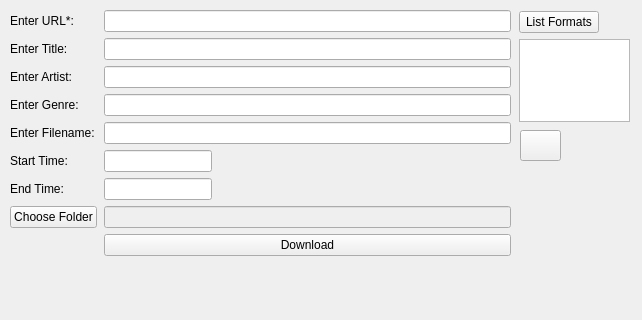
Old version of the form ui/converter_main.ui in the repository mmorykan/YoutubeDownloader.
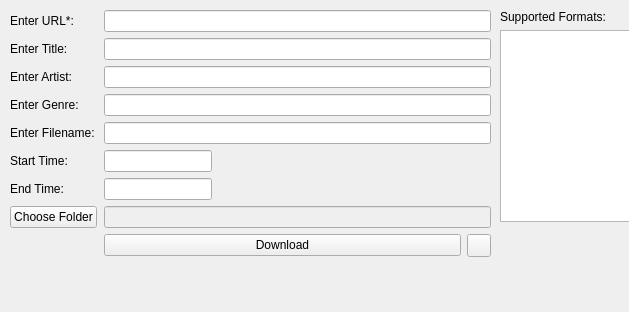
New version of the form.

Commit message: Rearranged info button and resizing

```diff
--- a/ui/converter_main.ui
+++ b/ui/converter_main.ui
@@ -6,8 +6,8 @@
    <rect>
     <x>0</x>
     <y>0</y>
-    <width>642</width>
-    <height>320</height>
+    <width>629</width>
+    <height>312</height>
    </rect>
   </property>
   <property name="windowTitle">
@@ -22,7 +22,7 @@
      <rect>
       <x>10</x>
       <y>10</y>
-      <width>501</width>
+      <width>481</width>
       <height>301</height>
      </rect>
     </property>
@@ -139,56 +139,69 @@
       </widget>
      </item>
      <item row="8" column="1">
+      <layout class="QHBoxLayout" name="horizontalLayout">
+       <item>
       <widget class="QPushButton" name="DownloadButton">
        <property name="enabled">
         <bool>true</bool>
        </property>
+         <property name="sizePolicy">
+          <sizepolicy hsizetype="Expanding" vsizetype="Fixed">
+           <horstretch>0</horstretch>
+           <verstretch>0</verstretch>
+          </sizepolicy>
+         </property>
        <property name="text">
         <string>Download</string>
        </property>
       </widget>
      </item>
-    </layout>
-   </widget>
+       <item>
    <widget class="QToolButton" name="InfoButton">
-    <property name="geometry">
-     <rect>
-      <x>520</x>
-      <y>130</y>
-      <width>41</width>
-      <height>31</height>
-     </rect>
-    </property>
     <property name="sizePolicy">
      <sizepolicy hsizetype="Fixed" vsizetype="Fixed">
       <horstretch>0</horstretch>
-      <verstretch>0</verstretch>
-     </sizepolicy>
-    </property>
+           <verstretch>15</verstretch>
+          </sizepolicy>
+         </property>
+         <property name="maximumSize">
+          <size>
+           <width>30</width>
+           <height>25</height>
+          </size>
+         </property>
     <property name="text">
      <string/>
     </property>
    </widget>
+       </item>
+      </layout>
+     </item>
+    </layout>
+   </widget>
    <widget class="QWidget" name="">
     <property name="geometry">
      <rect>
-      <x>519</x>
-      <y>11</y>
-      <width>111</width>
-      <height>111</height>
+      <x>500</x>
+      <y>10</y>
+      <width>121</width>
+      <height>181</height>
      </rect>
     </property>
     <layout class="QVBoxLayout" name="verticalLayout">
+     <property name="sizeConstraint">
+      <enum>QLayout::SetFixedSize</enum>
+     </property>
      <item>
-      <widget class="QPushButton" name="ListFormatButton">
+      <widget class="QLabel" name="FormatLabel">
        <property name="sizePolicy">
-        <sizepolicy hsizetype="Fixed" vsizetype="Fixed">
+        <sizepolicy hsizetype="Fixed" vsizetype="Preferred">
          <horstretch>0</horstretch>
          <verstretch>0</verstretch>
         </sizepolicy>
        </property>
        <property name="text">
-        <string>List Formats</string>
+        <string>Supported Formats:</string>
        </property>
       </widget>
      </item>
```
Left out of the diff: 19 changed lines with no effect on the pictures. Lines whose indentation alone changed are shown as unchanged. The commit also changes 1 other file.
